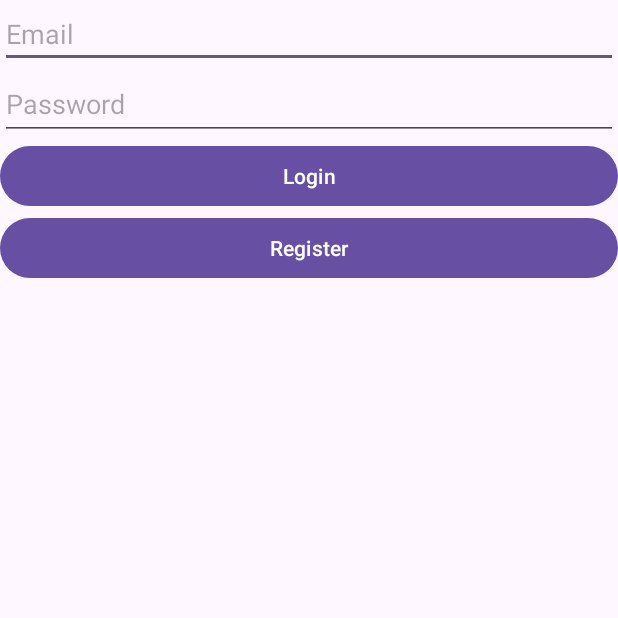
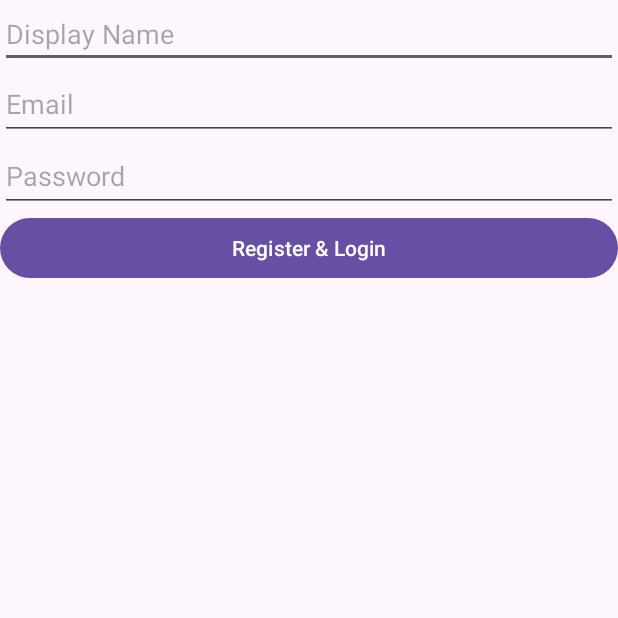
Before and after one commit to MurdMarauder/android-final, an Android app: the screen it shows after launch (LoginActivity before the commit, RegisterActivity after it), after a tap on "Register", on a phone screen of 412 x 824 dp, the top half of it. Run offline under Robolectric (Android 15) with nearby library versions, the phone set to English and light mode, and no system bars; our stand-ins replace Firebase (no records; nobody signed in at launch, a user with empty details on screens opened directly).

Commit message:
User can now register

```diff
--- a/app/src/main/AndroidManifest.xml
+++ b/app/src/main/AndroidManifest.xml
@@ -12,6 +12,9 @@
         android:supportsRtl="true"
         android:theme="@style/Theme.Androidfinalstest"
         tools:targetApi="31">
+        <activity
+            android:name=".RegisterActivity"
+            android:exported="false" />
         <activity
             android:name=".LoginActivity"
             android:exported="false" />
--- a/app/src/main/java/com/example/android_finals_test/LoginActivity.kt
+++ b/app/src/main/java/com/example/android_finals_test/LoginActivity.kt
@@ -57,18 +57,10 @@ class LoginActivity : AppCompatActivity() {
         }
 
         registerButton.setOnClickListener {
-
+            finish()
+            val registerActivity = Intent(this, RegisterActivity::class.java)
+            startActivity(registerActivity)
         }
 
     }
-
-    public override fun onResume() {
-        super.onResume()
-
-        val auth = Firebase.auth
-        val currentUser = auth.currentUser
-        if (currentUser != null) {
-            finish()
-        }
-    }
 }
--- /dev/null
+++ b/app/src/main/java/com/example/android_finals_test/RegisterActivity.kt
@@ -0,0 +1,46 @@
+package com.example.android_finals_test
+
+import androidx.appcompat.app.AppCompatActivity
+import android.os.Bundle
+import android.widget.Button
+import android.widget.EditText
+import android.widget.Toast
+import com.google.firebase.Firebase
+import com.google.firebase.auth.FirebaseAuth
+import com.google.firebase.auth.auth
+
+class RegisterActivity : AppCompatActivity() {
+    private lateinit var auth: FirebaseAuth
+    override fun onCreate(savedInstanceState: Bundle?) {
+        super.onCreate(savedInstanceState)
+        setContentView(R.layout.activity_register)
+
+        val registerAndLoginButton = findViewById<Button>(R.id.registerAndLoginButton)
+        auth = Firebase.auth
+        val emailET = findViewById<EditText>(R.id.registerEmailET)
+        val passwordET = findViewById<EditText>(R.id.registerPasswordET)
+
+        registerAndLoginButton.setOnClickListener {
+            val email = emailET.text.toString()
+            val password = passwordET.text.toString()
+            auth.createUserWithEmailAndPassword(email, password)
+                .addOnCompleteListener(this) { task ->
+                    if (task.isSuccessful) {
+                        Toast.makeText(
+                            baseContext,
+                            "Registered Successfully",
+                            Toast.LENGTH_SHORT,
+                        ).show()
+
+                        finish()
+                    } else {
+                        Toast.makeText(
+                            baseContext,
+                            "Registration Failed",
+                            Toast.LENGTH_SHORT,
+                        ).show()
+                    }
+                }
+        }
+    }
+}
--- /dev/null
+++ b/app/src/main/res/layout/activity_register.xml
@@ -0,0 +1,46 @@
+<?xml version="1.0" encoding="utf-8"?>
+<androidx.constraintlayout.widget.ConstraintLayout xmlns:android="http://schemas.android.com/apk/res/android"
+    xmlns:app="http://schemas.android.com/apk/res-auto"
+    xmlns:tools="http://schemas.android.com/tools"
+    android:layout_width="match_parent"
+    android:layout_height="match_parent"
+    tools:context=".RegisterActivity">
+
+    <LinearLayout
+        android:layout_width="match_parent"
+        android:layout_height="match_parent"
+        android:orientation="vertical">
+
+        <EditText
+            android:id="@+id/registerDisplayNameET"
+            android:layout_width="match_parent"
+            android:layout_height="wrap_content"
+            android:ems="10"
+            android:hint="Display Name"
+            android:inputType="text" />
+
+        <EditText
+            android:id="@+id/registerEmailET"
+            android:layout_width="match_parent"
+            android:layout_height="wrap_content"
+            android:ems="10"
+            android:hint="Email"
+            android:inputType="textEmailAddress"
+            android:minHeight="48dp" />
+
+        <EditText
+            android:id="@+id/registerPasswordET"
+            android:layout_width="match_parent"
+            android:layout_height="wrap_content"
+            android:ems="10"
+            android:hint="Password"
+            android:inputType="textPassword"
+            android:minHeight="48dp" />
+
+        <Button
+            android:id="@+id/registerAndLoginButton"
+            android:layout_width="match_parent"
+            android:layout_height="wrap_content"
+            android:text="Register &amp; Login" />
+    </LinearLayout>
+</androidx.constraintlayout.widget.ConstraintLayout>
```
